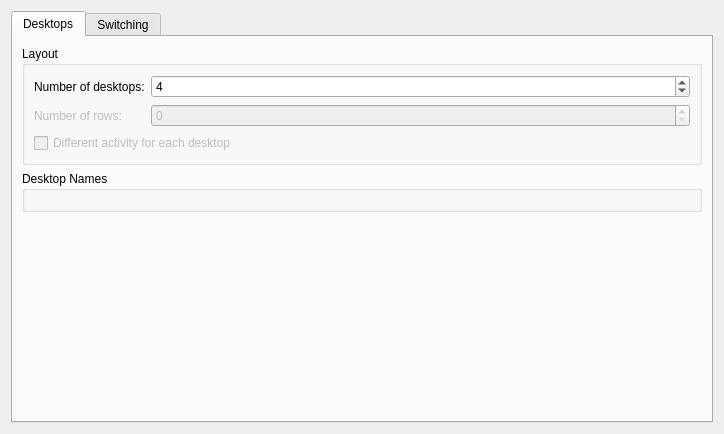
Before: the Qt Designer form kcmkwin/kwindesktop/main.ui in KDE/kwin, drawn with Qt 5.
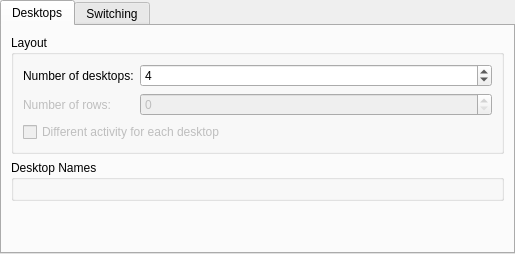
After: the same form once the commit is applied. Custom widgets are drawn as their Qt base class.

Commit message: Fix double margins

What changed in the file:
```diff
--- a/kcmkwin/kwindesktop/main.ui
+++ b/kcmkwin/kwindesktop/main.ui
@@ -2,15 +2,10 @@
 <ui version="4.0">
  <class>KWinDesktopConfigForm</class>
  <widget class="QWidget" name="KWinDesktopConfigForm">
-  <property name="geometry">
-   <rect>
-    <x>0</x>
-    <y>0</y>
-    <width>724</width>
-    <height>434</height>
-   </rect>
-  </property>
   <layout class="QHBoxLayout" name="horizontalLayout">
+   <property name="margin">
+    <number>0</number>
+   </property>
    <item>
     <widget class="QTabWidget" name="tabWidget">
      <property name="currentIndex">
```
The commit also changes 3 other files.
